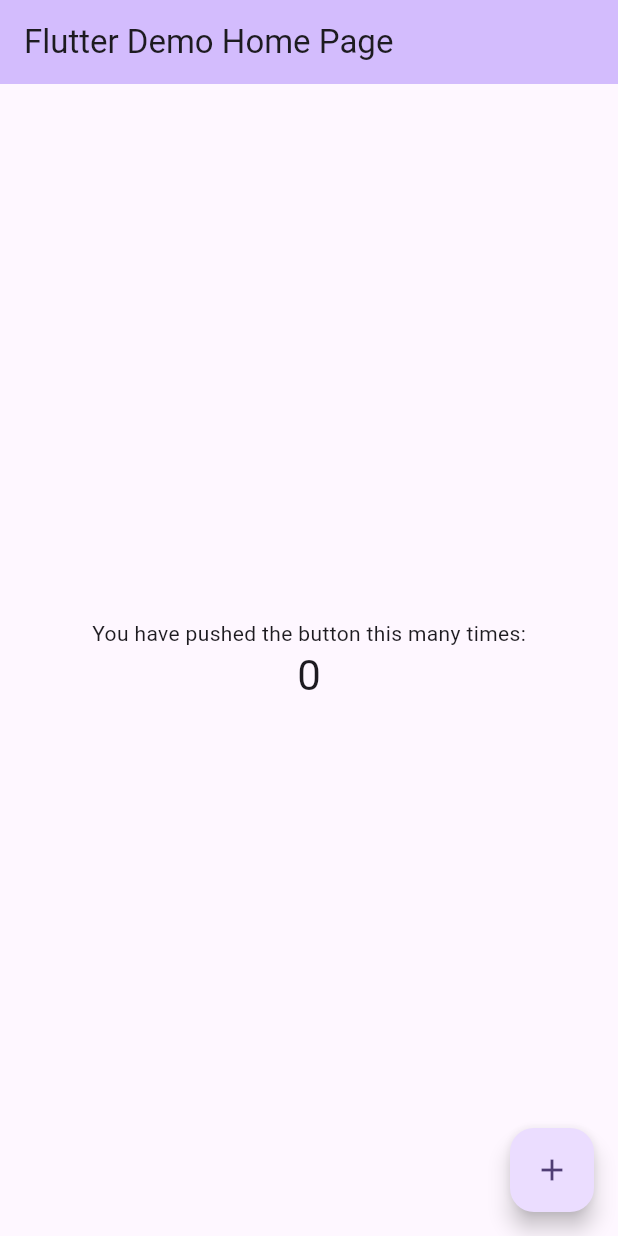
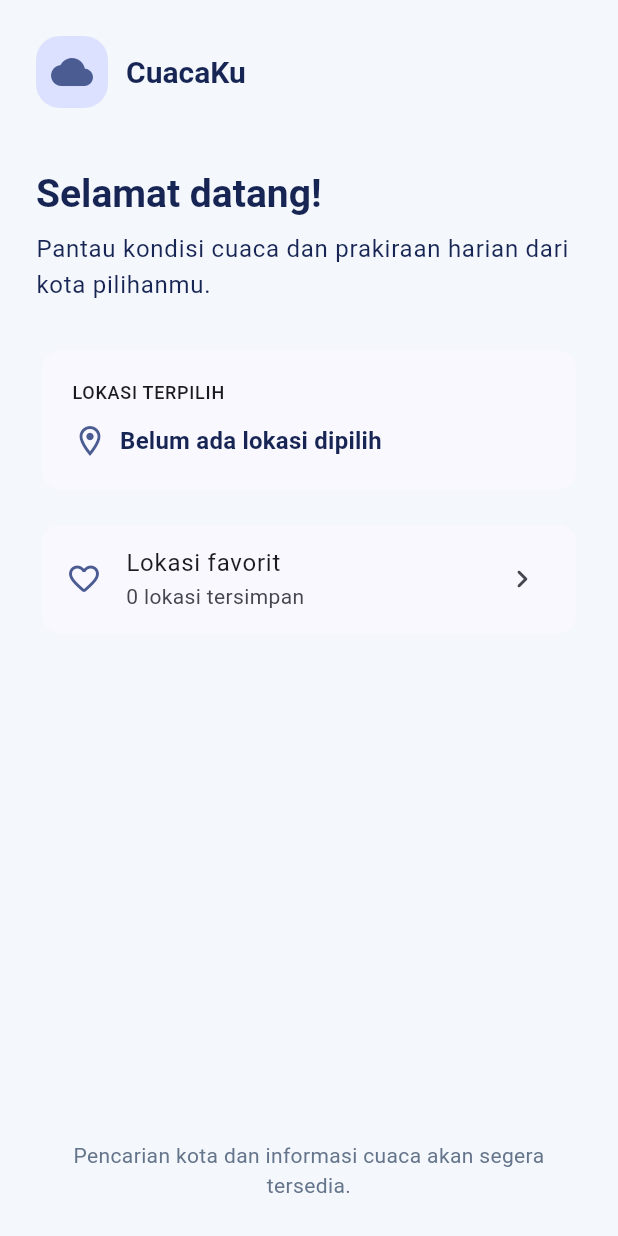
Before and after one commit to IanJullian/H1D024039-Responsi-Flutter, a Flutter app: the screen it shows after launch, on a phone screen of 412 x 824 dp. Run offline on Flutter 3.47's test engine with Material 3 defaults, Android fonts, the phone set to English and light mode, and no system bars; our stand-ins replace shared_preferences.

Commit message:
Mengintegrasikan Provider dan tema aplikasi CuacaKu

```diff
--- /dev/null
+++ b/lib/core/theme/app_theme.dart
@@ -0,0 +1,57 @@
+import 'package:flutter/material.dart';
+
+class AppTheme {
+  AppTheme._();
+
+  static ThemeData get light {
+    const primaryColor = Color(0xFF2563EB);
+    const backgroundColor = Color(0xFFF4F7FB);
+    const textColor = Color(0xFF172554);
+
+    final colorScheme = ColorScheme.fromSeed(
+      seedColor: primaryColor,
+      brightness: Brightness.light,
+    );
+
+    return ThemeData(
+      useMaterial3: true,
+      colorScheme: colorScheme,
+      scaffoldBackgroundColor: backgroundColor,
+      appBarTheme: const AppBarTheme(
+        backgroundColor: backgroundColor,
+        foregroundColor: textColor,
+        elevation: 0,
+        centerTitle: false,
+        titleTextStyle: TextStyle(
+          color: textColor,
+          fontSize: 20,
+          fontWeight: FontWeight.w700,
+        ),
+      ),
+      textTheme: const TextTheme(
+        headlineLarge: TextStyle(
+          color: textColor,
+          fontSize: 32,
+          fontWeight: FontWeight.w700,
+        ),
+        headlineMedium: TextStyle(
+          color: textColor,
+          fontSize: 26,
+          fontWeight: FontWeight.w700,
+        ),
+        titleLarge: TextStyle(
+          color: textColor,
+          fontSize: 20,
+          fontWeight: FontWeight.w600,
+        ),
+        titleMedium: TextStyle(
+          color: textColor,
+          fontSize: 16,
+          fontWeight: FontWeight.w600,
+        ),
+        bodyLarge: TextStyle(color: textColor, fontSize: 16),
+        bodyMedium: TextStyle(color: Color(0xFF64748B), fontSize: 14),
+      ),
+    );
+  }
+}
--- a/lib/main.dart
+++ b/lib/main.dart
@@ -1,121 +1,70 @@
+import 'dart:async';
+
 import 'package:flutter/material.dart';
+import 'package:provider/provider.dart';
+
+import 'core/theme/app_theme.dart';
+import 'services/location_service.dart';
+import 'services/storage_service.dart';
+import 'services/weather_service.dart';
+import 'viewmodels/location_viewmodel.dart';
+import 'viewmodels/weather_viewmodel.dart';
+import 'views/home/home_screen.dart';
 
 void main() {
-  runApp(const MyApp());
+  WidgetsFlutterBinding.ensureInitialized();
+
+  runApp(const CuacaKuApp());
 }
 
-class MyApp extends StatelessWidget {
-  const MyApp({super.key});
-
-  // This widget is the root of your application.
-  @override
-  Widget build(BuildContext context) {
-    return MaterialApp(
-      title: 'Flutter Demo',
-      theme: ThemeData(
-        // This is the theme of your application.
-        //
-        // TRY THIS: Try running your application with "flutter run". You'll see
-        // the application has a purple toolbar. Then, without quitting the app,
-        // try changing the seedColor in the colorScheme below to Colors.green
-        // and then invoke "hot reload" (save your changes or press the "hot
-        // reload" button in a Flutter-supported IDE, or press "r" if you used
-        // the command line to start the app).
-        //
-        // Notice that the counter didn't reset back to zero; the application
-        // state is not lost during the reload. To reset the state, use hot
-        // restart instead.
-        //
-        // This works for code too, not just values: Most code changes can be
-        // tested with just a hot reload.
-        colorScheme: .fromSeed(seedColor: Colors.deepPurple),
-      ),
-      home: const MyHomePage(title: 'Flutter Demo Home Page'),
-    );
-  }
-}
-
-class MyHomePage extends StatefulWidget {
-  const MyHomePage({super.key, required this.title});
-
-  // This widget is the home page of your application. It is stateful, meaning
-  // that it has a State object (defined below) that contains fields that affect
-  // how it looks.
-
-  // This class is the configuration for the state. It holds the values (in this
-  // case the title) provided by the parent (in this case the App widget) and
-  // used by the build method of the State. Fields in a Widget subclass are
-  // always marked "final".
-
-  final String title;
-
-  @override
-  State<MyHomePage> createState() => _MyHomePageState();
-}
-
-class _MyHomePageState extends State<MyHomePage> {
-  int _counter = 0;
-
-  void _incrementCounter() {
-    setState(() {
-      // This call to setState tells the Flutter framework that something has
-      // changed in this State, which causes it to rerun the build method below
-      // so that the display can reflect the updated values. If we changed
-      // _counter without calling setState(), then the build method would not be
-      // called again, and so nothing would appear to happen.
-      _counter++;
-    });
-  }
+class CuacaKuApp extends StatelessWidget {
+  const CuacaKuApp({super.key});
 
   @override
   Widget build(BuildContext context) {
-    // This method is rerun every time setState is called, for instance as done
-    // by the _incrementCounter method above.
-    //
-    // The Flutter framework has been optimized to make rerunning build methods
-    // fast, so that you can just rebuild anything that needs updating rather
-    // than having to individually change instances of widgets.
-    return Scaffold(
-      appBar: AppBar(
-        // TRY THIS: Try changing the color here to a specific color (to
-        // Colors.amber, perhaps?) and trigger a hot reload to see the AppBar
-        // change color while the other colors stay the same.
-        backgroundColor: Theme.of(context).colorScheme.inversePrimary,
-        // Here we take the value from the MyHomePage object that was created by
-        // the App.build method, and use it to set our appbar title.
-        title: Text(widget.title),
-      ),
-      body: Center(
-        // Center is a layout widget. It takes a single child and positions it
-        // in the middle of the parent.
-        child: Column(
-          // Column is also a layout widget. It takes a list of children and
-          // arranges them vertically. By default, it sizes itself to fit its
-          // children horizontally, and tries to be as tall as its parent.
-          //
-          // Column has various properties to control how it sizes itself and
-          // how it positions its children. Here we use mainAxisAlignment to
-          // center the children vertically; the main axis here is the vertical
-          // axis because Columns are vertical (the cross axis would be
-          // horizontal).
-          //
-          // TRY THIS: Invoke "debug painting" (choose the "Toggle Debug Paint"
-          // action in the IDE, or press "p" in the console), to see the
-          // wireframe for each widget.
-          mainAxisAlignment: .center,
-          children: [
-            const Text('You have pushed the button this many times:'),
-            Text(
-              '$_counter',
-              style: Theme.of(context).textTheme.headlineMedium,
-            ),
-          ],
+    return MultiProvider(
+      providers: [
+        Provider<WeatherService>(
+          create: (_) => WeatherService(),
+          dispose: (_, service) => service.dispose(),
         ),
-      ),
-      floatingActionButton: FloatingActionButton(
-        onPressed: _incrementCounter,
-        tooltip: 'Increment',
-        child: const Icon(Icons.add),
+        Provider<LocationService>(
+          create: (_) => LocationService(),
+          dispose: (_, service) => service.dispose(),
+        ),
+        Provider<StorageService>(create: (_) => StorageService()),
+        ChangeNotifierProxyProvider<WeatherService, WeatherViewModel>(
+          create: (context) => WeatherViewModel(context.read<WeatherService>()),
+          update: (_, weatherService, previous) {
+            return previous ?? WeatherViewModel(weatherService);
+          },
+        ),
+        ChangeNotifierProxyProvider2<
+          LocationService,
+          StorageService,
+          LocationViewModel
+        >(
+          create: (context) {
+            final viewModel = LocationViewModel(
+              context.read<LocationService>(),
+              context.read<StorageService>(),
+            );
+
+            unawaited(viewModel.loadFavorites());
+
+            return viewModel;
+          },
+          update: (_, locationService, storageService, previous) {
+            return previous ??
+                LocationViewModel(locationService, storageService);
+          },
+        ),
+      ],
+      child: MaterialApp(
+        title: 'CuacaKu',
+        debugShowCheckedModeBanner: false,
+        theme: AppTheme.light,
+        home: const HomeScreen(),
       ),
     );
   }
--- /dev/null
+++ b/lib/views/home/home_screen.dart
@@ -0,0 +1,138 @@
+import 'package:flutter/material.dart';
+import 'package:provider/provider.dart';
+
+import '../../viewmodels/location_viewmodel.dart';
+import '../../viewmodels/weather_viewmodel.dart';
+
+class HomeScreen extends StatelessWidget {
+  const HomeScreen({super.key});
+
+  @override
+  Widget build(BuildContext context) {
+    final weatherViewModel = context.watch<WeatherViewModel>();
+    final locationViewModel = context.watch<LocationViewModel>();
+
+    final selectedLocation = weatherViewModel.selectedLocation;
+
+    return Scaffold(
+      body: SafeArea(
+        child: Padding(
+          padding: const EdgeInsets.all(24),
+          child: Column(
+            crossAxisAlignment: CrossAxisAlignment.start,
+            children: [
+              Row(
+                children: [
+                  Container(
+                    width: 48,
+                    height: 48,
+                    decoration: BoxDecoration(
+                      color: Theme.of(context).colorScheme.primaryContainer,
+                      borderRadius: BorderRadius.circular(16),
+                    ),
+                    child: Icon(
+                      Icons.cloud_rounded,
+                      size: 28,
+                      color: Theme.of(context).colorScheme.primary,
+                    ),
+                  ),
+                  const SizedBox(width: 12),
+                  Text(
+                    'CuacaKu',
+                    style: Theme.of(context).textTheme.titleLarge,
+                  ),
+                ],
+              ),
+              const SizedBox(height: 40),
+              Text(
+                'Selamat datang!',
+                style: Theme.of(context).textTheme.headlineMedium,
+              ),
+              const SizedBox(height: 8),
+              Text(
+                'Pantau kondisi cuaca dan prakiraan harian '
+                'dari kota pilihanmu.',
+                style: Theme.of(context).textTheme.bodyLarge,
+              ),
+              const SizedBox(height: 28),
+              Card(
+                elevation: 0,
+                color: Theme.of(context).colorScheme.surface,
+                child: Padding(
+                  padding: const EdgeInsets.all(20),
+                  child: Column(
+                    crossAxisAlignment: CrossAxisAlignment.start,
+                    children: [
+                      Text(
+                        'LOKASI TERPILIH',
+                        style: Theme.of(context).textTheme.labelMedium,
+                      ),
+                      const SizedBox(height: 12),
+                      Row(
+                        children: [
+                          Icon(
+                            Icons.location_on_outlined,
+                            color: Theme.of(context).colorScheme.primary,
+                          ),
+                          const SizedBox(width: 8),
+                          Expanded(
+                            child: Text(
+                              selectedLocation?.displayName ??
+                                  'Belum ada lokasi dipilih',
+                              style: Theme.of(context).textTheme.titleMedium,
+                            ),
+                          ),
+                        ],
+                      ),
+                      if (weatherViewModel.isLoading) ...[
+                        const SizedBox(height: 16),
+                        const LinearProgressIndicator(),
+                      ],
+                      if (weatherViewModel.errorMessage != null) ...[
+                        const SizedBox(height: 12),
+                        Text(
+                          weatherViewModel.errorMessage!,
+                          style: TextStyle(
+                            color: Theme.of(context).colorScheme.error,
+                          ),
+                        ),
+                      ],
+                    ],
+                  ),
+                ),
+              ),
+              const SizedBox(height: 16),
+              Card(
+                elevation: 0,
+                color: Theme.of(context).colorScheme.surface,
+                child: ListTile(
+                  leading: Icon(
+                    Icons.favorite_outline_rounded,
+                    color: Theme.of(context).colorScheme.primary,
+                  ),
+                  title: const Text('Lokasi favorit'),
+                  subtitle: Text(
+                    locationViewModel.isLoadingFavorites
+                        ? 'Memuat lokasi favorit...'
+                        : '${locationViewModel.favoriteLocations.length} '
+                              'lokasi tersimpan',
+                  ),
+                  trailing: const Icon(Icons.chevron_right_rounded),
+                ),
+              ),
+              const Spacer(),
+              Center(
+                child: Text(
+                  'Pencarian kota dan informasi cuaca '
+                  'akan segera tersedia.',
+                  textAlign: TextAlign.center,
+                  style: Theme.of(context).textTheme.bodyMedium,
+                ),
+              ),
+            ],
+          ),
+        ),
+      ),
+    );
+  }
+}
```
Also changed, not shown: 1 other file.
